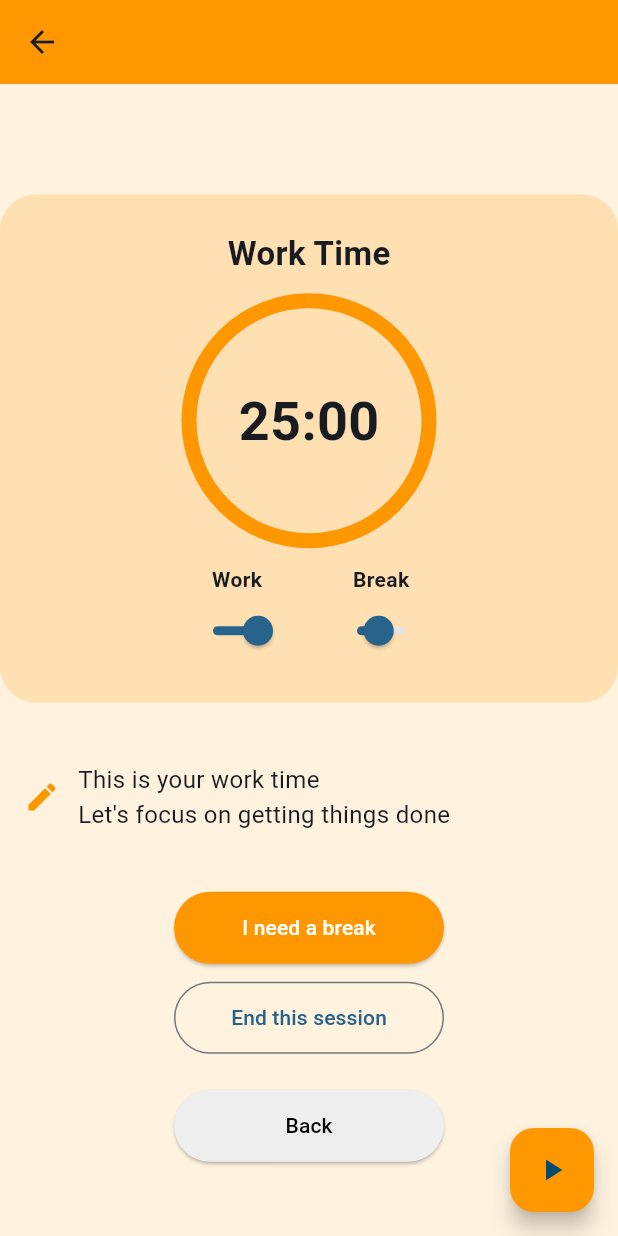
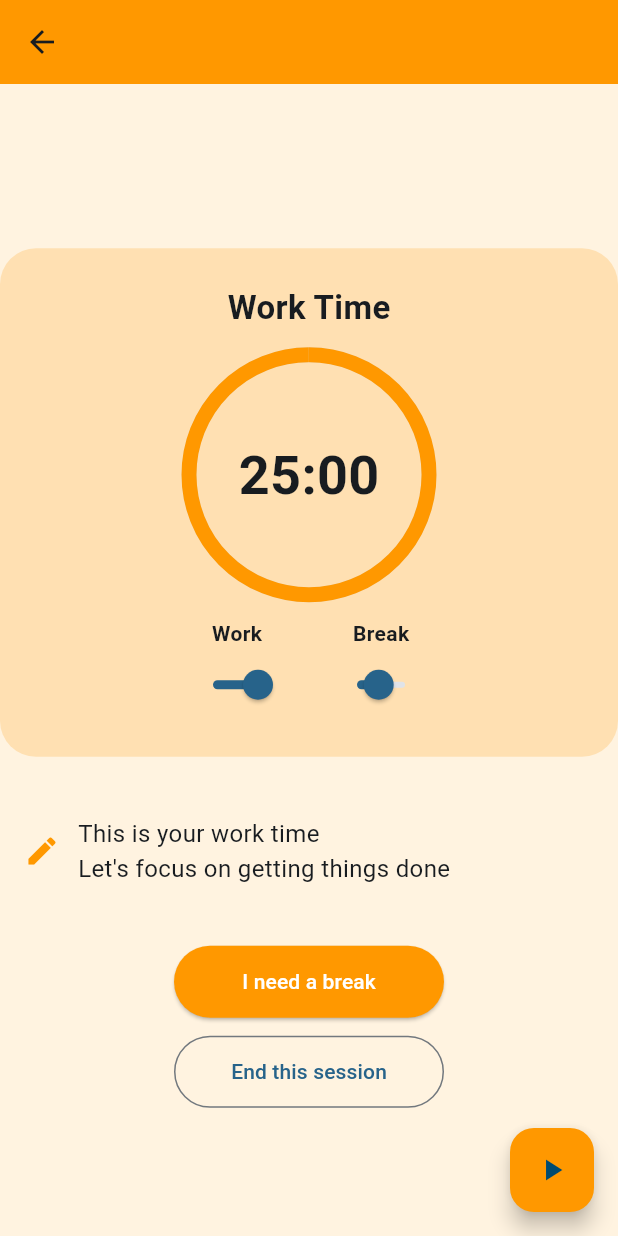
Before and after one commit to SuSanShweYeeBo2002/au_connect, a Flutter app: the PomodoroTimerPage screen opened directly, on a phone screen of 412 x 824 dp. Run offline on Flutter 3.47's test engine with Material 3 defaults, Android fonts, the phone set to English and light mode, and no system bars; our stand-ins replace shared_preferences; accounts and stored records are empty.

Commit message:
new branch and back button remove

```diff
--- a/lib/screens/pomodoro_timer_page.dart
+++ b/lib/screens/pomodoro_timer_page.dart
@@ -242,18 +242,6 @@ class _PomodoroTimerPageState extends State<PomodoroTimerPage> {
                 },
                 child: Text('End this session'),
               ),
-              SizedBox(height: 24),
-              ElevatedButton(
-                style: ElevatedButton.styleFrom(
-                  backgroundColor: Colors.grey[200],
-                  foregroundColor: Colors.black,
-                  minimumSize: Size(180, 48),
-                ),
-                onPressed: () {
-                  Navigator.pop(context);
-                },
-                child: Text('Back'),
-              ),
             ],
           ),
         ),
```
